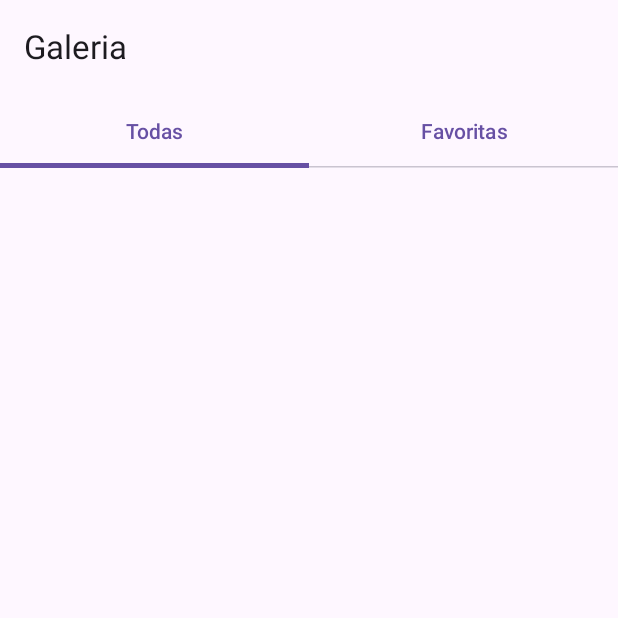
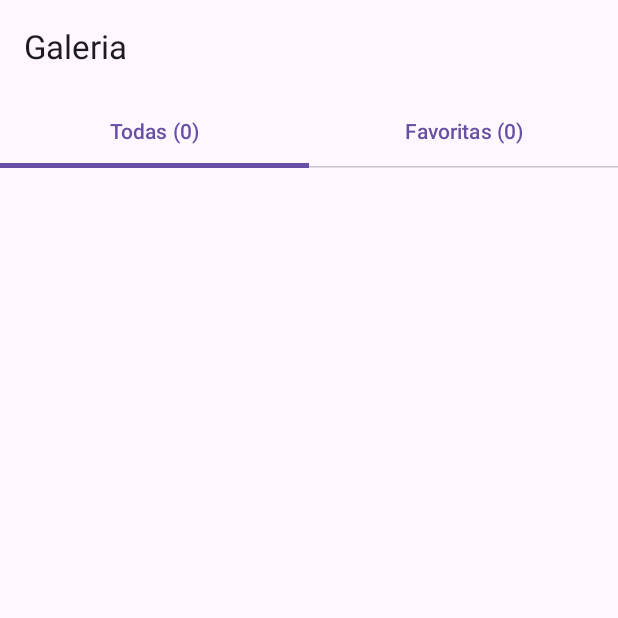
Before and after one commit to AldemirGomesDev/GaleriaFotos, an Android app built with Jetpack Compose: the screen it shows after launch (MainActivity), on a phone screen of 412 x 824 dp, the top half of it. Run offline under Robolectric (Android 15) with nearby library versions, the phone set to English and light mode, and no system bars; libraries missing offline, so code that uses them is left out: coil3.video.

Commit message:
feat: exibir contagem de fotos nas tabs Todas e Favoritas
Co-Authored-By: Claude Opus 4.6 <noreply@anthropic.com>

```diff
--- a/feature-gallery/src/commonMain/kotlin/br/com/aldemir/galeria/feature/gallery/GalleryScreen.kt
+++ b/feature-gallery/src/commonMain/kotlin/br/com/aldemir/galeria/feature/gallery/GalleryScreen.kt
@@ -109,12 +109,12 @@ fun GalleryScreen(
                         Tab(
                             selected = uiState.activeTab == GalleryTab.All,
                             onClick = { onSelectTab(GalleryTab.All) },
-                            text = { Text("Todas") },
+                            text = { Text("Todas (${uiState.photos.size})") },
                         )
                         Tab(
                             selected = uiState.activeTab == GalleryTab.Favorites,
                             onClick = { onSelectTab(GalleryTab.Favorites) },
-                            text = { Text("Favoritas") },
+                            text = { Text("Favoritas (${uiState.photos.count { it.isFavorite }})") },
                         )
                     }
                 }
```
